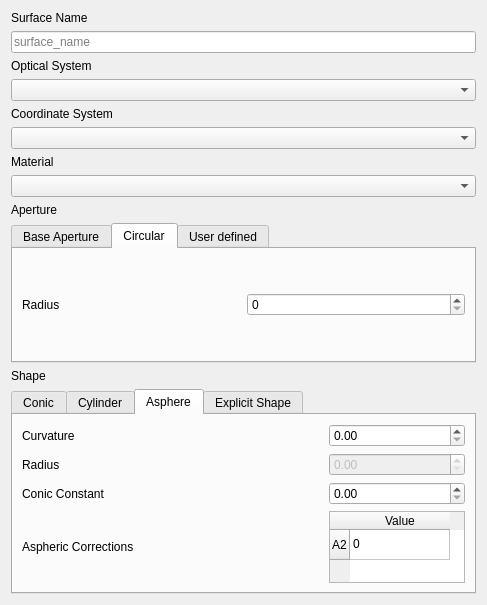
Qt form PyrateWorkbench/Qt/dlg_surface_add.ui (mess42/pyrate) before a commit.
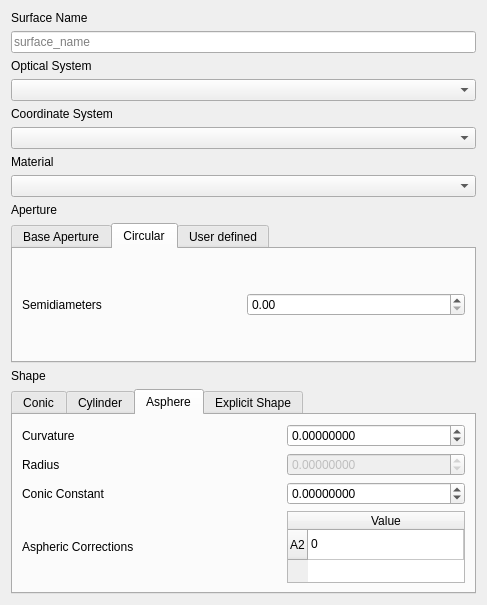
The same form after that commit. The open tabs and pages were chosen to show the change.

Commit message: now we can add surface objects to the tree

The edit to the form file:
```diff
--- a/PyrateWorkbench/Qt/dlg_surface_add.ui
+++ b/PyrateWorkbench/Qt/dlg_surface_add.ui
@@ -199,7 +199,17 @@
         </widget>
        </item>
        <item row="2" column="1">
-        <widget class="QDoubleSpinBox" name="doubleSpinBoxConicConstantAsphere"/>
+        <widget class="QDoubleSpinBox" name="doubleSpinBoxConicConstantAsphere">
+         <property name="decimals">
+          <number>8</number>
+         </property>
+         <property name="minimum">
+          <double>-100.000000000000000</double>
+         </property>
+         <property name="maximum">
+          <double>100.000000000000000</double>
+         </property>
+        </widget>
        </item>
        <item row="1" column="0">
         <widget class="QLabel" name="label_14">
@@ -216,13 +226,35 @@
         </widget>
        </item>
        <item row="0" column="1">
-        <widget class="QDoubleSpinBox" name="doubleSpinBoxCurvatureAsphere"/>
+        <widget class="QDoubleSpinBox" name="doubleSpinBoxCurvatureAsphere">
+         <property name="decimals">
+          <number>8</number>
+         </property>
+         <property name="minimum">
+          <double>-1000.000000000000000</double>
+         </property>
+         <property name="maximum">
+          <double>1000.000000000000000</double>
+         </property>
+         <property name="singleStep">
+          <double>0.001000000000000</double>
+         </property>
+        </widget>
        </item>
        <item row="1" column="1">
         <widget class="QDoubleSpinBox" name="doubleSpinBoxRadiusAsphere">
          <property name="enabled">
           <bool>false</bool>
          </property>
+         <property name="decimals">
+          <number>8</number>
+         </property>
+         <property name="minimum">
+          <double>-10000.000000000000000</double>
+         </property>
+         <property name="maximum">
+          <double>10000.000000000000000</double>
+         </property>
         </widget>
        </item>
        <item row="3" column="0">
@@ -243,6 +275,9 @@
          <property name="sizeAdjustPolicy">
           <enum>QAbstractScrollArea::AdjustToContents</enum>
          </property>
+         <attribute name="horizontalHeaderStretchLastSection">
+          <bool>true</bool>
+         </attribute>
          <row>
           <property name="text">
            <string>A2</string>
@@ -373,16 +408,16 @@
        <string>Circular</string>
       </attribute>
       <layout class="QGridLayout" name="gridLayout_7">
-       <item row="0" column="1">
-        <widget class="QSpinBox" name="spinBoxCircularApertureRadius"/>
-       </item>
        <item row="0" column="0">
         <widget class="QLabel" name="label_22">
          <property name="text">
-          <string>Radius</string>
+          <string>Semidiameters</string>
          </property>
         </widget>
        </item>
+       <item row="0" column="1">
+        <widget class="QDoubleSpinBox" name="doubleSpinBoxRadius"/>
+       </item>
       </layout>
      </widget>
      <widget class="QWidget" name="tabUserDefinedAperture">
```
Left out of the diff: 17 changed lines with no effect on the pictures. The commit also changes 4 other files.
